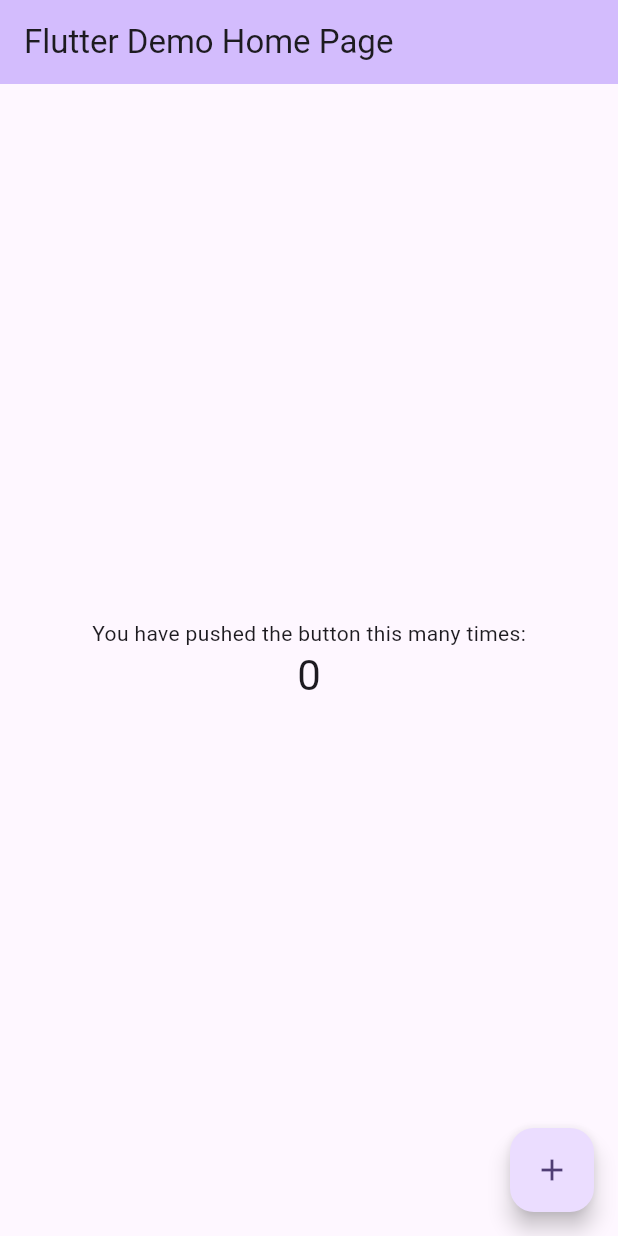
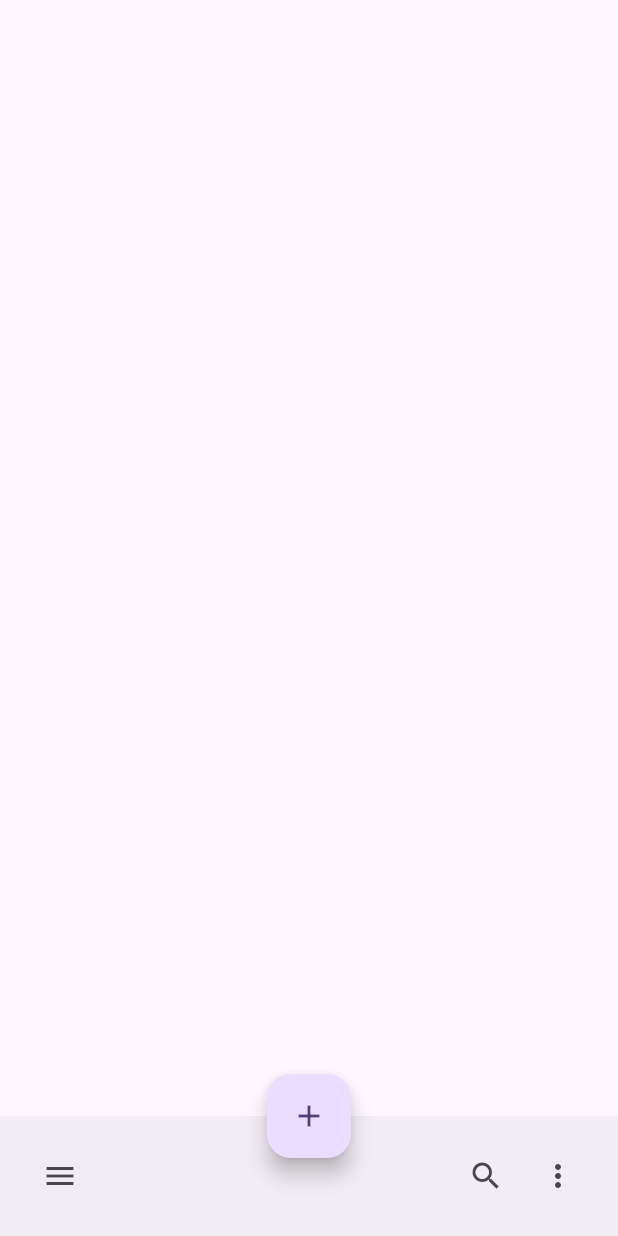
Before and after one commit to Dhivya1425/freeUp, a Flutter app: the screen it shows after launch, on a phone screen of 412 x 824 dp. Run offline on Flutter 3.47's test engine with Material 3 defaults, Android fonts, the light colour scheme and no system bars.

Commit message:
implement bottom navigation bar

```diff
--- /dev/null
+++ b/free_up/lib/Utils/CustomWidgets/CustomBottomNavigation.dart
@@ -0,0 +1,25 @@
+import 'package:flutter/cupertino.dart';
+import 'package:flutter/material.dart';
+
+class CustomBottomNavigation extends StatefulWidget {
+  const CustomBottomNavigation({Key? key}) : super(key: key);
+
+  @override
+  State<CustomBottomNavigation> createState() => _CustomBottomNavigationState();
+}
+
+class _CustomBottomNavigationState extends State<CustomBottomNavigation> {
+  @override
+  Widget build(BuildContext context) {
+    return BottomAppBar(
+    child: Row(
+    children: [
+    IconButton(icon: Icon(Icons.menu), onPressed: () {}),
+    Spacer(),
+    IconButton(icon: Icon(Icons.search), onPressed: () {}),
+    IconButton(icon: Icon(Icons.more_vert), onPressed: () {}),
+    ],
+    ),
+    );
+  }
+}
--- a/free_up/lib/main.dart
+++ b/free_up/lib/main.dart
@@ -1,4 +1,5 @@
 import 'package:flutter/material.dart';
+import 'package:free_up/Utils/CustomWidgets/CustomBottomNavigation.dart';
 
 void main() {
   runApp(const MyApp());
@@ -10,63 +11,33 @@ class MyApp extends StatelessWidget {
   @override
   Widget build(BuildContext context) {
     return MaterialApp(
-      title: 'Flutter Demo',
+      debugShowCheckedModeBanner: false,
       theme: ThemeData(
-
         colorScheme: ColorScheme.fromSeed(seedColor: Colors.deepPurple),
         useMaterial3: true,
       ),
-      home: const MyHomePage(title: 'Flutter Demo Home Page'),
+      home: const MyHomePage(),
     );
   }
 }
 
 class MyHomePage extends StatefulWidget {
-  const MyHomePage({super.key, required this.title});
+  const MyHomePage({super.key,});
 
-
-
-  final String title;
 
   @override
   State<MyHomePage> createState() => _MyHomePageState();
 }
 
 class _MyHomePageState extends State<MyHomePage> {
-  int _counter = 0;
-
-  void _incrementCounter() {
-    setState(() {
-      _counter++;
-    });
-  }
 
   @override
   Widget build(BuildContext context) {
     return Scaffold(
-      appBar: AppBar(
-        backgroundColor: Theme.of(context).colorScheme.inversePrimary,
-        title: Text(widget.title),
-      ),
-      body: Center(
-        child: Column(
-          mainAxisAlignment: MainAxisAlignment.center,
-          children: <Widget>[
-            const Text(
-              'You have pushed the button this many times:',
-            ),
-            Text(
-              '$_counter',
-              style: Theme.of(context).textTheme.headlineMedium,
-            ),
-          ],
-        ),
-      ),
-      floatingActionButton: FloatingActionButton(
-        onPressed: _incrementCounter,
-        tooltip: 'Increment',
-        child: const Icon(Icons.add),
-      ),
+      floatingActionButton:
+      FloatingActionButton(child: Icon(Icons.add), onPressed: () {}),
+      floatingActionButtonLocation: FloatingActionButtonLocation.centerDocked,
+      bottomNavigationBar: CustomBottomNavigation(),
     );
   }
 }
```
Also changed, not shown: free_up/pubspec.lock.
